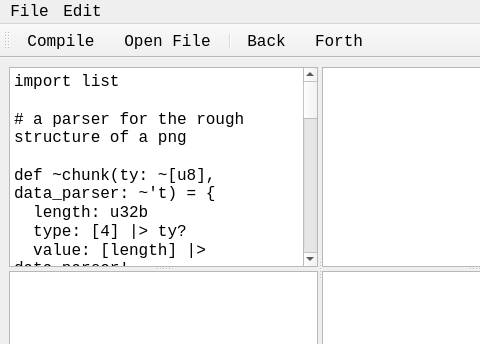
First picture: the form in tools/ylliab/yphbtwindow.ui, repository 8051Enthusiast/yabo, before the edit; both pictures show x 0 to 480 and y 0 to 344 of the 640 by 480 pixel window.
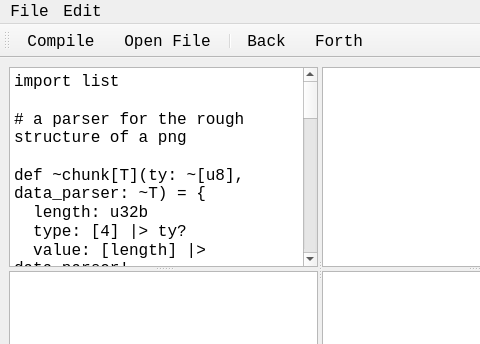
Second picture: the form after the edit. Custom widgets are drawn as their Qt base class.

Patch:
```diff
--- a/tools/ylliab/yphbtwindow.ui
+++ b/tools/ylliab/yphbtwindow.ui
@@ -36,7 +36,7 @@
 
 # a parser for the rough structure of a png
 
-def ~chunk(ty: ~[u8], data_parser: ~'t) = {
+def ~chunk[T](ty: ~[u8], data_parser: ~T) = {
   length: u32b
   type: [4] |&gt; ty?
   value: [length] |&gt; data_parser!
```
